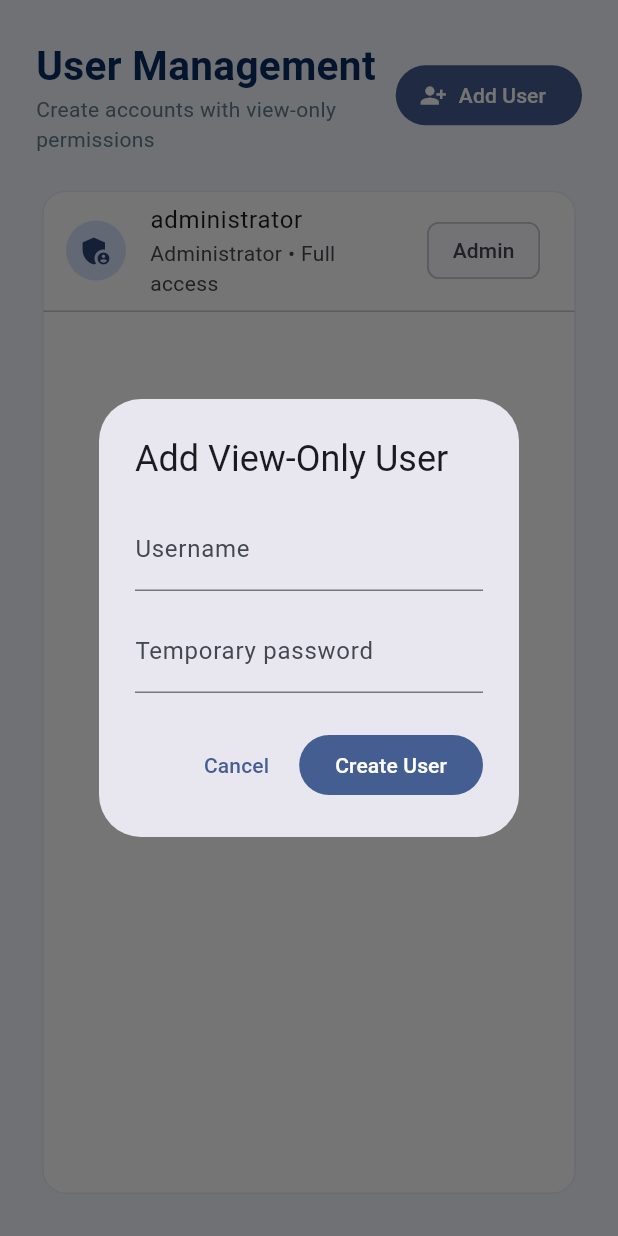
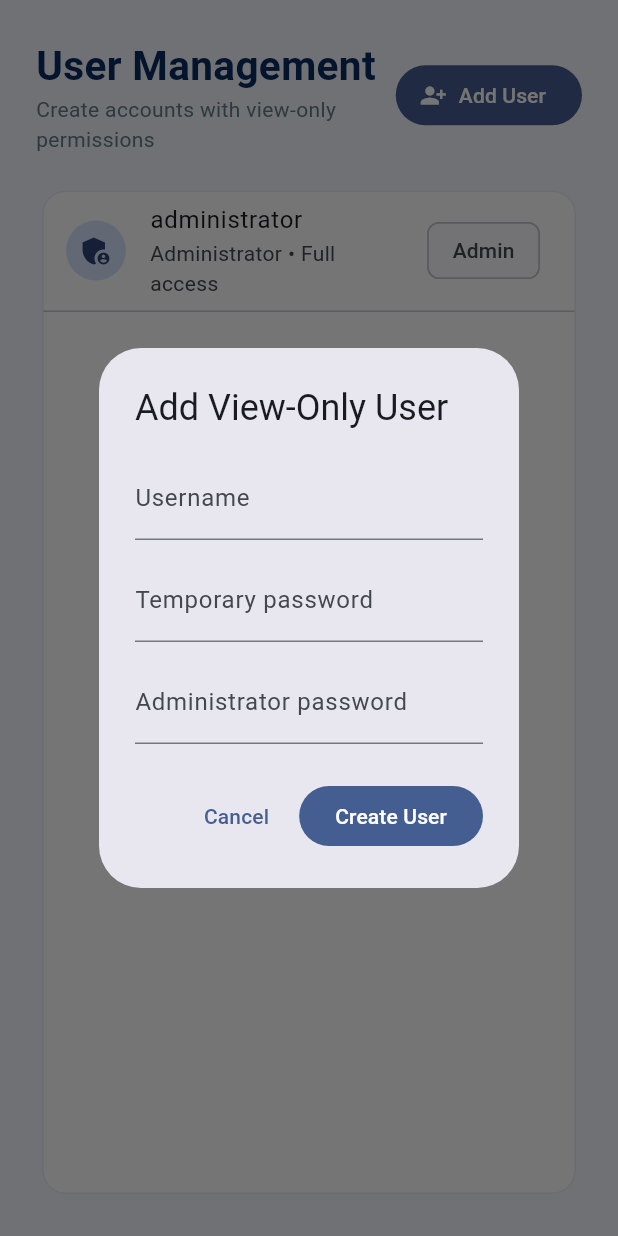
Before and after one commit to hcducusinithelpdesk-ux/headset-inventory, a Flutter app: the UsersPage widget shown alone on an empty page, opened directly, after a tap on "Add User", on a phone screen of 412 x 824 dp. Run offline on Flutter 3.47's test engine with Material 3 defaults, Android fonts, the phone set to English and light mode, and no system bars; our stand-ins replace shared_preferences; accounts and stored records are empty; network calls fail; Roboto replaces fonts that are missing (Arial).

Commit message:
Protect cross-network account management

```diff
--- a/lib/main.dart
+++ b/lib/main.dart
@@ -746,7 +746,6 @@ class _LoginGateState extends State<LoginGate> {
         ok=true;admin=result['role']=='admin';
       }
     }catch(_){}
-    if(!ok){ok=u=='administrator'&&p=='P@ssw0rd';admin=ok;}
     if(!ok){
       final users=prefs.getStringList('viewer_accounts')??[];
       for(final item in users){
@@ -782,52 +781,59 @@ class _UsersPageState extends State<UsersPage>{
     final prefs=await SharedPreferences.getInstance();
     final saved=prefs.getStringList('viewer_accounts')??[];
     if(mounted)setState(()=>users=saved);
-    for(final item in saved){
-      final parts=item.split('|');
-      if(parts.length!=2)continue;
-      try{
-        await http.post(Uri.base.resolve('/api/users'),headers:{'content-type':'application/json'},body:jsonEncode({'username':parts[0],'password':parts[1]})).timeout(const Duration(seconds:5));
-      }catch(_){}
-    }
   }
   Future<void> _add() async {
-    final u=TextEditingController(),p=TextEditingController();
+    final u=TextEditingController(),p=TextEditingController(),adminPassword=TextEditingController();
     final ok=await showDialog<bool>(context:context,builder:(ctx)=>AlertDialog(title:const Text('Add View-Only User'),content:Column(mainAxisSize:MainAxisSize.min,children:[
       TextField(controller:u,decoration:const InputDecoration(labelText:'Username')),
-      const SizedBox(height:12),TextField(controller:p,decoration:const InputDecoration(labelText:'Temporary password'))
+      const SizedBox(height:12),TextField(controller:p,decoration:const InputDecoration(labelText:'Temporary password')),
+      const SizedBox(height:12),TextField(controller:adminPassword,obscureText:true,decoration:const InputDecoration(labelText:'Administrator password')),
     ]),actions:[TextButton(onPressed:()=>Navigator.pop(ctx,false),child:const Text('Cancel')),FilledButton(onPressed:()=>Navigator.pop(ctx,true),child:const Text('Create User'))]));
-    if(ok==true && u.text.trim().isNotEmpty && p.text.isNotEmpty){
-      final prefs=await SharedPreferences.getInstance();final list=prefs.getStringList('viewer_accounts')??[];
-      if(u.text.trim()=='administrator'||list.any((x)=>x.split('|').first==u.text.trim())){
-        if(mounted)ScaffoldMessenger.of(context).showSnackBar(const SnackBar(content:Text('Username already exists.')));return;
-      }
+    if(ok==true && u.text.trim().isNotEmpty && p.text.isNotEmpty && adminPassword.text.isNotEmpty){
       final username=u.text.trim(),password=p.text;
-      list.add('$username|$password');await prefs.setStringList('viewer_accounts',list);
       try{
-        final response=await http.post(Uri.base.resolve('/api/users'),headers:{'content-type':'application/json'},body:jsonEncode({'username':username,'password':password})).timeout(const Duration(seconds:5));
-        if(response.statusCode!=201&&response.statusCode!=409&&mounted){
-          ScaffoldMessenger.of(context).showSnackBar(const SnackBar(content:Text('Account saved on this device; cloud sync failed. It will retry later.')));
+        final response=await http.post(Uri.base.resolve('/api/users'),headers:{'content-type':'application/json'},body:jsonEncode({'username':username,'password':password,'adminPassword':adminPassword.text})).timeout(const Duration(seconds:5));
+        if(response.statusCode==201){
+          final prefs=await SharedPreferences.getInstance();
+          final list=prefs.getStringList('viewer_accounts')??[];
+          list.removeWhere((item)=>item.split('|').first.toLowerCase()==username.toLowerCase());
+          list.add('$username|$password');
+          await prefs.setStringList('viewer_accounts',list);
+          _load();
+        }else if(mounted){
+          final body=jsonDecode(response.body) as Map<String,dynamic>;
+          ScaffoldMessenger.of(context).showSnackBar(SnackBar(content:Text(body['error']?.toString()??'Could not create account.')));
         }
       }catch(_){
-        if(mounted)ScaffoldMessenger.of(context).showSnackBar(const SnackBar(content:Text('Account saved on this device; cloud sync failed. It will retry later.')));
+        if(mounted)ScaffoldMessenger.of(context).showSnackBar(const SnackBar(content:Text('Could not connect to the account service. Try again when online.')));
       }
-      _load();
     }
+    u.dispose();p.dispose();adminPassword.dispose();
   }
   Future<void> _remove(String item) async {
     final username=item.split('|').first;
-    var cloudRemoved=false;
+    final adminPassword=TextEditingController();
+    final confirmed=await showDialog<bool>(context:context,builder:(ctx)=>AlertDialog(
+      title:Text('Remove $username?'),
+      content:TextField(controller:adminPassword,obscureText:true,decoration:const InputDecoration(labelText:'Administrator password')),
+      actions:[TextButton(onPressed:()=>Navigator.pop(ctx,false),child:const Text('Cancel')),FilledButton(onPressed:()=>Navigator.pop(ctx,true),child:const Text('Remove'))],
+    ));
+    if(confirmed!=true){adminPassword.dispose();return;}
     try{
-      final response=await http.delete(Uri.base.resolve('/api/users'),headers:{'content-type':'application/json'},body:jsonEncode({'username':username})).timeout(const Duration(seconds:5));
-      cloudRemoved=response.statusCode==200;
-    }catch(_){}
-    final prefs=await SharedPreferences.getInstance();
-    users.remove(item);
-    await prefs.setStringList('viewer_accounts',users);
-    if(mounted){
-      setState((){});
-      if(!cloudRemoved)ScaffoldMessenger.of(context).showSnackBar(const SnackBar(content:Text('Removed on this device; cloud account could not be removed.')));
+      final response=await http.delete(Uri.base.resolve('/api/users'),headers:{'content-type':'application/json'},body:jsonEncode({'username':username,'adminPassword':adminPassword.text})).timeout(const Duration(seconds:5));
+      if(response.statusCode==200){
+        final prefs=await SharedPreferences.getInstance();
+        users.remove(item);
+        await prefs.setStringList('viewer_accounts',users);
+        if(mounted)setState((){});
+      }else if(mounted){
+        final body=jsonDecode(response.body) as Map<String,dynamic>;
+        ScaffoldMessenger.of(context).showSnackBar(SnackBar(content:Text(body['error']?.toString()??'Could not remove account.')));
+      }
+    }catch(_){
+      if(mounted)ScaffoldMessenger.of(context).showSnackBar(const SnackBar(content:Text('Could not connect to the account service. Try again when online.')));
     }
+    adminPassword.dispose();
   }
   @override Widget build(BuildContext context)=>Padding(padding:const EdgeInsets.all(24),child:Column(crossAxisAlignment:CrossAxisAlignment.start,children:[
     Row(children:[const Expanded(child:Column(crossAxisAlignment:CrossAxisAlignment.start,children:[Text('User Management',style:TextStyle(fontSize:27,fontWeight:FontWeight.bold,color:navy)),Text('Create accounts with view-only permissions',style:TextStyle(color:Colors.blueGrey))])),FilledButton.icon(onPressed:_add,icon:const Icon(Icons.person_add_alt_1),label:const Text('Add User'))]),
```
Also changed, not shown: 3 other files.
